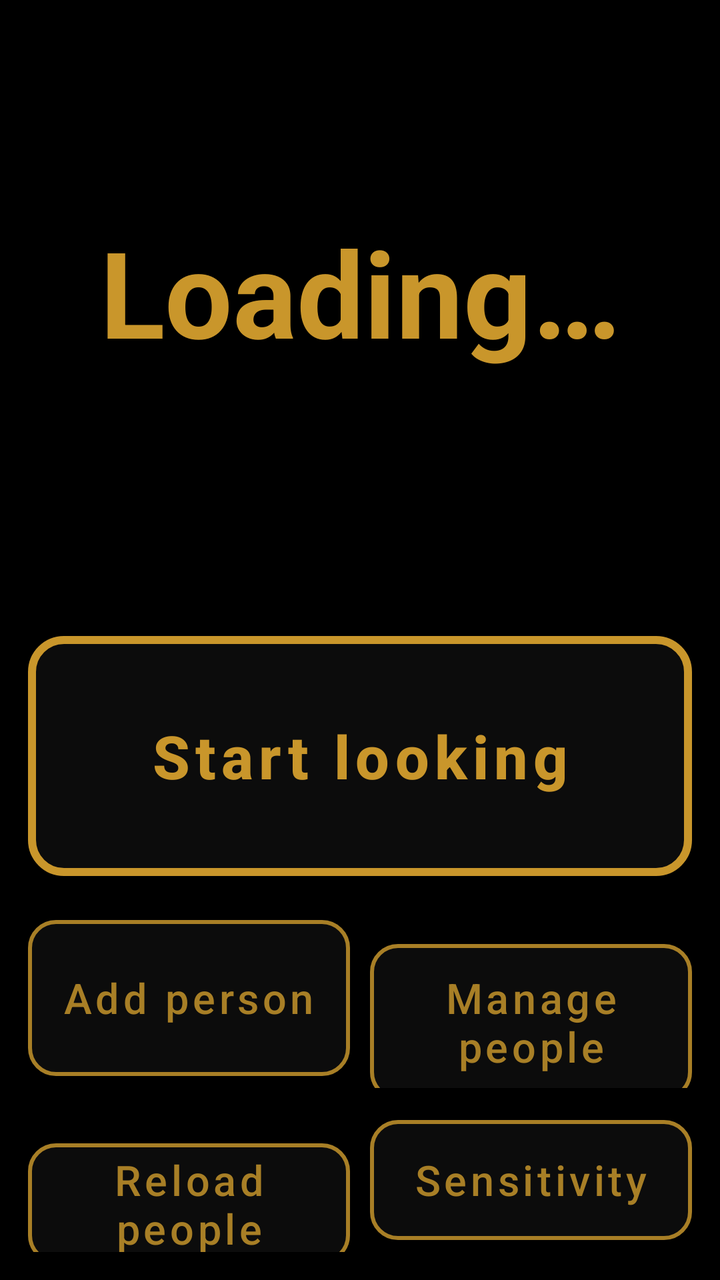
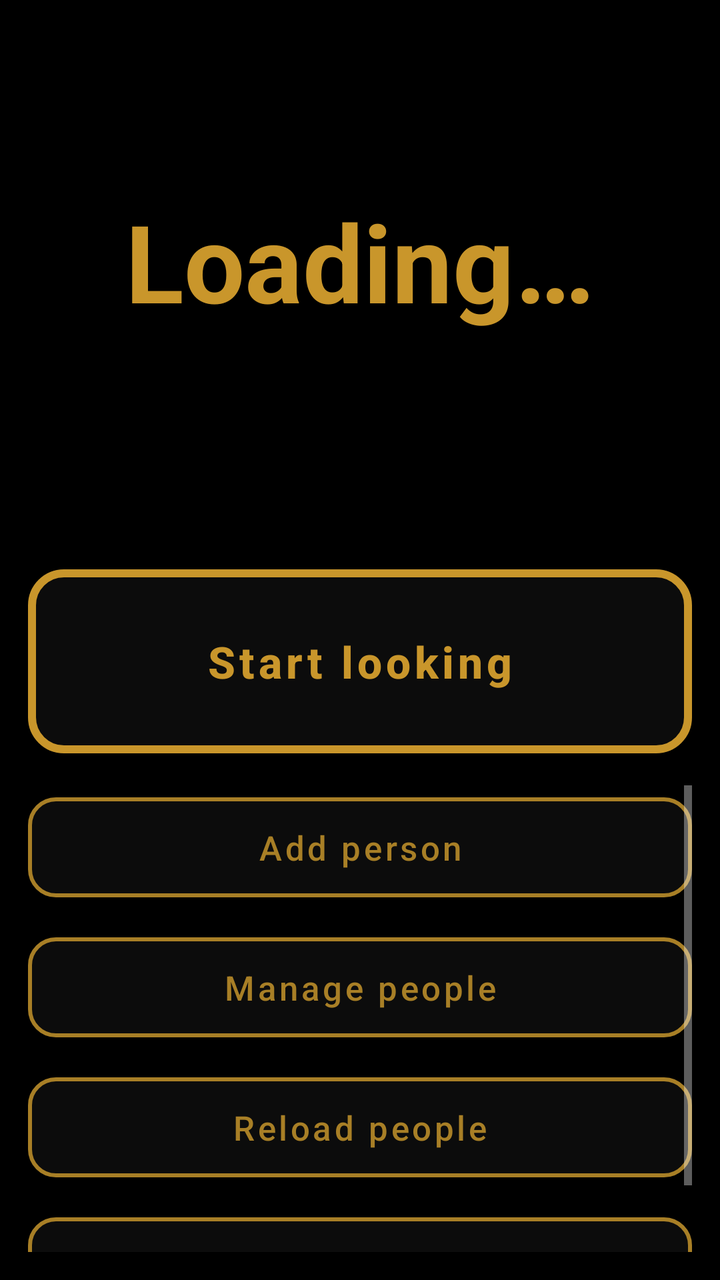

The first picture is an Android layout as it rendered before a commit; the second is the same layout after the commit. The layout source and the unified diff follow.
<!-- AndroidManifest.xml: application theme Theme.FaceID -->
<!-- res/layout/activity_main.xml -->
<?xml version="1.0" encoding="utf-8"?>
<FrameLayout xmlns:android="http://schemas.android.com/apk/res/android"
    android:layout_width="match_parent"
    android:layout_height="match_parent"
    android:background="@color/black">

    <LinearLayout
        android:layout_width="match_parent"
        android:layout_height="match_parent"
        android:orientation="vertical"
        android:padding="14dp">

        <TextView
            android:id="@+id/tvResult"
            android:layout_width="match_parent"
            android:layout_height="0dp"
            android:layout_weight="1"
            android:gravity="center"
            android:minHeight="120dp"
            android:textColor="@color/amber"
            android:textSize="46sp"
            android:textStyle="bold"
            android:autoSizeTextType="uniform"
            android:autoSizeMinTextSize="26sp"
            android:autoSizeMaxTextSize="60sp"
            android:accessibilityLiveRegion="polite"
            android:text="@string/status_loading" />

        <TextView
            android:id="@+id/tvDetail"
            android:layout_width="match_parent"
            android:layout_height="wrap_content"
            android:gravity="center"
            android:paddingBottom="10dp"
            android:textColor="@color/grey_dim"
            android:textSize="18sp"
            android:importantForAccessibility="no"
            android:text="" />

        
        <com.google.android.material.button.MaterialButton
            android:id="@+id/btnMain"
            style="@style/BigButton"
            android:layout_width="match_parent"
            android:layout_height="132dp"
            android:text="@string/btn_start" />

        <LinearLayout
            android:layout_width="match_parent"
            android:layout_height="wrap_content"
            android:layout_marginTop="10dp"
            android:orientation="horizontal">

            <com.google.android.material.button.MaterialButton
                android:id="@+id/btnAdd"
                style="@style/SecondaryButton"
                android:layout_width="0dp"
                android:layout_weight="1"
                android:layout_height="90dp"
                android:layout_marginEnd="5dp"
                android:text="@string/btn_add" />

            <com.google.android.material.button.MaterialButton
                android:id="@+id/btnPeople"
                style="@style/SecondaryButton"
                android:layout_width="0dp"
                android:layout_weight="1"
                android:layout_height="90dp"
                android:layout_marginStart="5dp"
                android:text="@string/btn_people" />
        </LinearLayout>

        <LinearLayout
            android:layout_width="match_parent"
            android:layout_height="wrap_content"
            android:layout_marginTop="10dp"
            android:orientation="horizontal">

            <com.google.android.material.button.MaterialButton
                android:id="@+id/btnReload"
                style="@style/SecondaryButton"
                android:layout_width="0dp"
                android:layout_weight="1"
                android:layout_height="72dp"
                android:layout_marginEnd="5dp"
                android:text="@string/btn_reload" />

            <com.google.android.material.button.MaterialButton
                android:id="@+id/btnSensitivity"
                style="@style/SecondaryButton"
                android:layout_width="0dp"
                android:layout_weight="1"
                android:layout_height="72dp"
                android:layout_marginStart="5dp"
                android:text="@string/btn_sensitivity" />
        </LinearLayout>

    </LinearLayout>

</FrameLayout>
<!-- resources referenced by this layout -->
<resources>
  <color name="amber">#FFC9962B</color>
  <color name="black">#FF000000</color>
  <color name="grey_dim">#FF6E6E6E</color>
  <string name="btn_add">Add person</string>
  <string name="btn_people">Manage people</string>
  <string name="btn_reload">Reload people</string>
  <string name="btn_sensitivity">Sensitivity</string>
  <string name="btn_start">Start looking</string>
  <string name="status_loading">Loading…</string>
  <style name="BigButton" parent="Widget.MaterialComponents.Button.OutlinedButton">
          <item name="android:textSize">30sp</item>
          <item name="android:textStyle">bold</item>
          <item name="android:textColor">@color/amber</item>
          <item name="backgroundTint">@color/button_face</item>
          <item name="strokeColor">@color/amber</item>
          <item name="strokeWidth">4dp</item>
          <item name="cornerRadius">18dp</item>
          <item name="rippleColor">@color/amber_dim</item>
          <item name="android:textAllCaps">false</item>
      </style>
  <style name="SecondaryButton" parent="Widget.MaterialComponents.Button.OutlinedButton">
          <item name="android:textSize">21sp</item>
          <item name="android:textColor">@color/amber_dim</item>
          <item name="backgroundTint">@color/button_face</item>
          <item name="strokeColor">@color/amber_dim</item>
          <item name="strokeWidth">2dp</item>
          <item name="cornerRadius">14dp</item>
          <item name="rippleColor">@color/amber_dim</item>
          <item name="android:textAllCaps">false</item>
      </style>
  <style name="Theme.FaceID" parent="Theme.MaterialComponents.NoActionBar">
          <item name="colorPrimary">@color/amber</item>
          <item name="colorPrimaryDark">@color/black</item>
          <item name="colorAccent">@color/amber</item>
          <item name="android:windowBackground">@color/black</item>
          <item name="android:statusBarColor" tools:targetApi="21">@color/black</item>
          <item name="android:navigationBarColor" tools:targetApi="21">@color/black</item>
      </style>
  <color name="button_face">#FF0C0C0C</color>
  <color name="amber_dim">#FFA87F26</color>
</resources>

<!-- the commit's change to res/layout/activity_main.xml (unified diff, before → after) -->
@@ -1,100 +1,93 @@
 <?xml version="1.0" encoding="utf-8"?>
-<FrameLayout xmlns:android="http://schemas.android.com/apk/res/android"
+<LinearLayout xmlns:android="http://schemas.android.com/apk/res/android"
     android:layout_width="match_parent"
     android:layout_height="match_parent"
-    android:background="@color/black">
+    android:background="@color/black"
+    android:orientation="vertical"
+    android:padding="14dp">
 
-    <LinearLayout
+    
+    <TextView
+        android:id="@+id/tvResult"
         android:layout_width="match_parent"
-        android:layout_height="match_parent"
-        android:orientation="vertical"
-        android:padding="14dp">
+        android:layout_height="0dp"
+        android:layout_weight="1"
+        android:gravity="center"
+        android:minHeight="110dp"
+        android:textColor="@color/amber"
+        android:textSize="40sp"
+        android:textStyle="bold"
+        android:autoSizeTextType="uniform"
+        android:autoSizeMinTextSize="24sp"
+        android:autoSizeMaxTextSize="54sp"
+        android:accessibilityLiveRegion="polite"
+        android:text="@string/status_loading" />
 
-        <TextView
-            android:id="@+id/tvResult"
-            android:layout_width="match_parent"
-            android:layout_height="0dp"
-            android:layout_weight="1"
-            android:gravity="center"
-            android:minHeight="120dp"
-            android:textColor="@color/amber"
-            android:textSize="46sp"
-            android:textStyle="bold"
-            android:autoSizeTextType="uniform"
-            android:autoSizeMinTextSize="26sp"
-            android:autoSizeMaxTextSize="60sp"
-            android:accessibilityLiveRegion="polite"
-            android:text="@string/status_loading" />
+    <TextView
+        android:id="@+id/tvDetail"
+        android:layout_width="match_parent"
+        android:layout_height="wrap_content"
+        android:gravity="center"
+        android:paddingBottom="10dp"
+        android:textColor="@color/grey_dim"
+        android:textSize="16sp"
+        android:importantForAccessibility="no"
+        android:text="" />
 
-        <TextView
-            android:id="@+id/tvDetail"
-            android:layout_width="match_parent"
-            android:layout_height="wrap_content"
-            android:gravity="center"
-            android:paddingBottom="10dp"
-            android:textColor="@color/grey_dim"
-            android:textSize="18sp"
-            android:importantForAccessibility="no"
-            android:text="" />
+    
+    <com.google.android.material.button.MaterialButton
+        android:id="@+id/btnMain"
+        style="@style/BigButton"
+        android:layout_width="match_parent"
+        android:layout_height="104dp"
+        android:text="@string/btn_start" />
 
-        
-        <com.google.android.material.button.MaterialButton
-            android:id="@+id/btnMain"
-            style="@style/BigButton"
-            android:layout_width="match_parent"
-            android:layout_height="132dp"
-            android:text="@string/btn_start" />
+    
+    <ScrollView
+        android:layout_width="match_parent"
+        android:layout_height="0dp"
+        android:layout_weight="1"
+        android:layout_marginTop="10dp"
+        android:scrollbarStyle="outsideOverlay"
+        android:fadeScrollbars="false">
 
         <LinearLayout
             android:layout_width="match_parent"
             android:layout_height="wrap_content"
-            android:layout_marginTop="10dp"
-            android:orientation="horizontal">
+            android:orientation="vertical">
 
             <com.google.android.material.button.MaterialButton
                 android:id="@+id/btnAdd"
                 style="@style/SecondaryButton"
-                android:layout_width="0dp"
-                android:layout_weight="1"
-                android:layout_height="90dp"
-                android:layout_marginEnd="5dp"
+                android:layout_width="match_parent"
+                android:layout_height="62dp"
                 android:text="@string/btn_add" />
 
             <com.google.android.material.button.MaterialButton
                 android:id="@+id/btnPeople"
                 style="@style/SecondaryButton"
-                android:layout_width="0dp"
-                android:layout_weight="1"
-                android:layout_height="90dp"
-                android:layout_marginStart="5dp"
+                android:layout_width="match_parent"
+                android:layout_height="62dp"
+                android:layout_marginTop="8dp"
                 android:text="@string/btn_people" />
-        </LinearLayout>
-
-        <LinearLayout
-            android:layout_width="match_parent"
-            android:layout_height="wrap_content"
-            android:layout_marginTop="10dp"
-            android:orientation="horizontal">
 
             <com.google.android.material.button.MaterialButton
                 android:id="@+id/btnReload"
                 style="@style/SecondaryButton"
-                android:layout_width="0dp"
-                android:layout_weight="1"
-                android:layout_height="72dp"
-                android:layout_marginEnd="5dp"
+                android:layout_width="match_parent"
+                android:layout_height="62dp"
+                android:layout_marginTop="8dp"
                 android:text="@string/btn_reload" />
 
             <com.google.android.material.button.MaterialButton
                 android:id="@+id/btnSensitivity"
                 style="@style/SecondaryButton"
-                android:layout_width="0dp"
-                android:layout_weight="1"
-                android:layout_height="72dp"
-                android:layout_marginStart="5dp"
+                android:layout_width="match_parent"
+                android:layout_height="62dp"
+                android:layout_marginTop="8dp"
                 android:text="@string/btn_sensitivity" />
+
         </LinearLayout>
+    </ScrollView>
 
-    </LinearLayout>
-
-</FrameLayout>
+</LinearLayout>
<!-- resource entries referenced after the edit -->
@@ -10,7 +10,7 @@
   <string name="btn_start">Start looking</string>
   <string name="status_loading">Loading…</string>
   <style name="BigButton" parent="Widget.MaterialComponents.Button.OutlinedButton">
-          <item name="android:textSize">30sp</item>
+          <item name="android:textSize">22sp</item>
           <item name="android:textStyle">bold</item>
           <item name="android:textColor">@color/amber</item>
           <item name="backgroundTint">@color/button_face</item>
@@ -21,7 +21,7 @@
           <item name="android:textAllCaps">false</item>
       </style>
   <style name="SecondaryButton" parent="Widget.MaterialComponents.Button.OutlinedButton">
-          <item name="android:textSize">21sp</item>
+          <item name="android:textSize">17sp</item>
           <item name="android:textColor">@color/amber_dim</item>
           <item name="backgroundTint">@color/button_face</item>
           <item name="strokeColor">@color/amber_dim</item>
